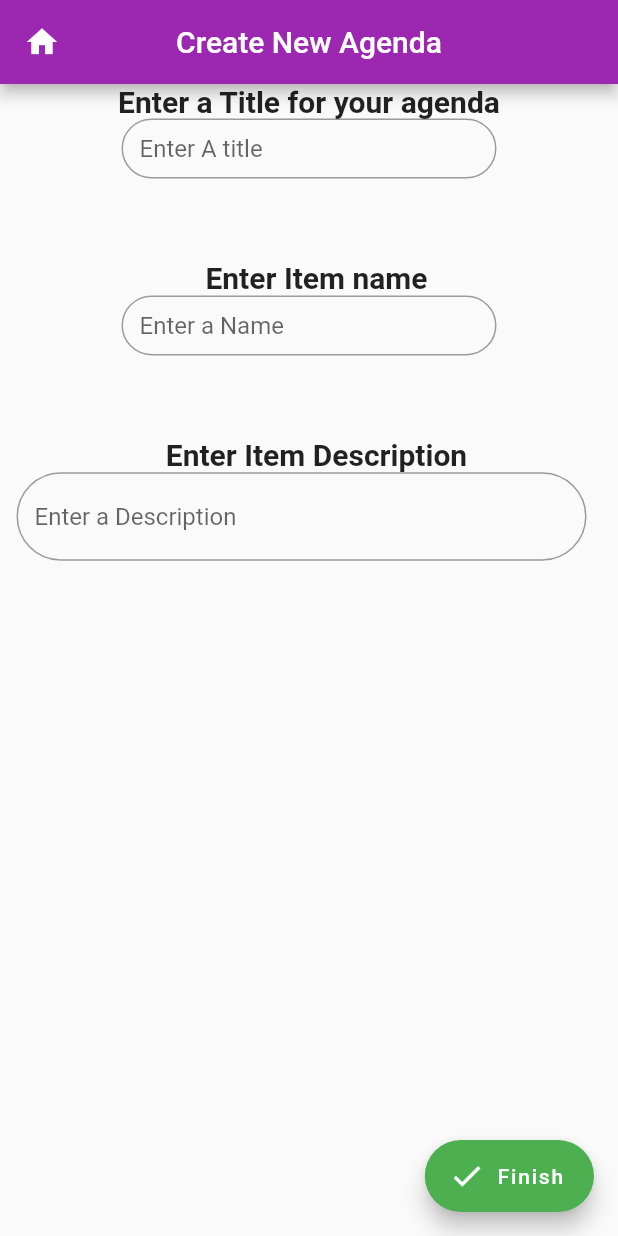
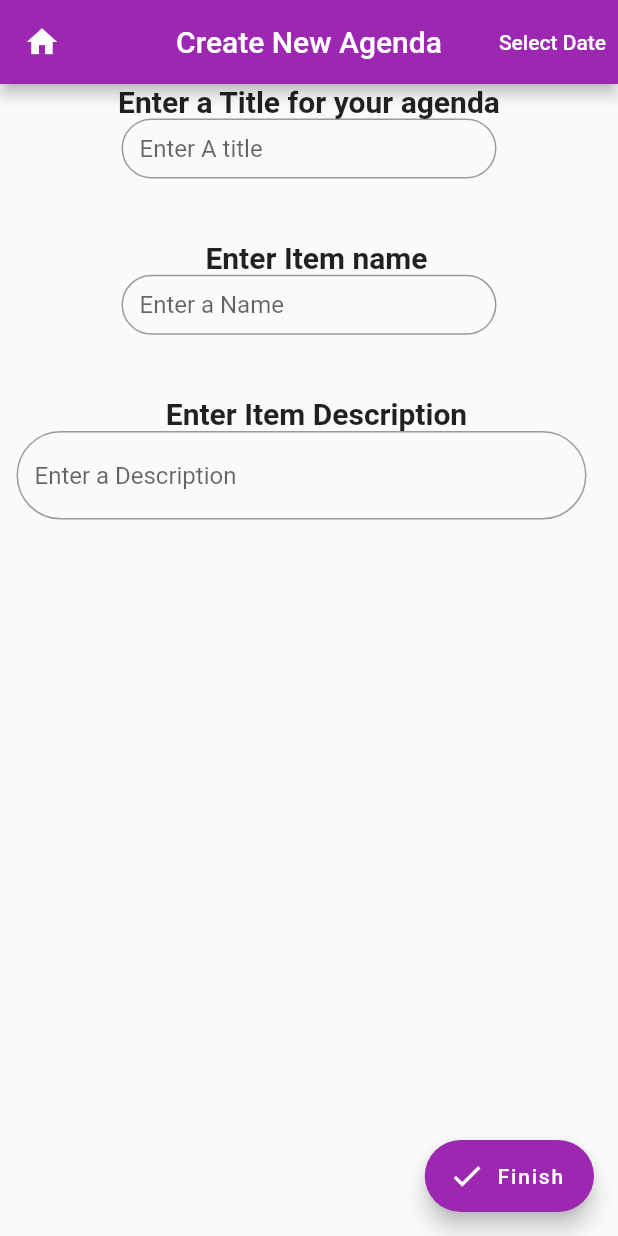
Before and after one commit to Arevir13/ACST_Alex-Iniya_Flutter_App, a Flutter app: the screen it shows once a user with an empty profile is signed in, after a tap on an icon or button, on a phone screen of 412 x 824 dp. Run offline on Flutter 3.47's test engine with Material 2 defaults, Android fonts, the phone set to English and light mode, and no system bars; our stand-ins replace cloud_firestore, firebase_auth, google_sign_in, table_calendar; accounts and stored records are empty; network calls fail.

Commit message:
- Reworked DateTime variables for agenda widget - Visual improvements for Home Screen - DateTime is now functional for items and agendas NOTE: Bug with home button from display screen

```diff
--- a/lib/Custom_Widgets/Agenda_Widget.dart
+++ b/lib/Custom_Widgets/Agenda_Widget.dart
@@ -1,3 +1,4 @@
+//import 'package:intl/intl_browser.dart';
 //This is a class file that is meant to be imported into other files when working
 //with agenda items so those files can have access to all the functions
 //related to the agenda and its items.
@@ -6,12 +7,12 @@ class Agenda {
   List agenda;
   String title;
   int displayIndex;
-  DateTime creationdate;
+  String creationdate;
   Agenda() {
     agenda = <Item>[];
     title = '';
     displayIndex = null;
-    creationdate = DateTime.now();
+    creationdate = DateTime.now().toString();
   }
 //displayIndex methods will be used in the editing screen so it knows
 //what index of the global agenda list to display
@@ -19,8 +20,15 @@ class Agenda {
     displayIndex = i;
   }
 
+  //Because DateTime variables cant be changed we use a string as the variable
+  //and convert it to datetime everytime we want to use it that way it can be
+  //changed freely
   DateTime getCreationDate() {
-    return creationdate;
+    return DateTime.parse(creationdate);
+  }
+
+  void setCreationDate(String d) {
+    creationdate = d;
   }
 
   int getLength() {
--- a/lib/Pages/createNewScreen.dart
+++ b/lib/Pages/createNewScreen.dart
@@ -17,6 +17,8 @@ class CreateNewScreenState extends State<CreateNewScreen> {
   String name;
   String description;
   Agenda agenda;
+
+  String selectedDate = DateTime.now().toString();
 
   //Creating an agenda variable and other variables to pass into agenda
 
@@ -44,13 +46,17 @@ class CreateNewScreenState extends State<CreateNewScreen> {
             }
           },
         ),
+        actions: <Widget>[
+          TextButton(
+            onPressed: _selectDate,
+            child: Text(
+              'Select Date',
+              style: TextStyle(color: Colors.white),
             ),
-      body: Container(
-          alignment: Alignment.center,
-          height: 535,
-          width: 500,
-          //the size of the box containing all the text form fields
-
+          ),
+        ],
+      ),
+      body: Center(
           child: Column(
         //child is a column because columns and rows have the children
         //property which is needed for displaying multiple widgets
@@ -79,7 +85,7 @@ class CreateNewScreenState extends State<CreateNewScreen> {
             padding: EdgeInsets.symmetric(horizontal: 75),
             alignment: Alignment.centerLeft,
             margin: EdgeInsets.only(
-                    bottom: MediaQuery.of(context).size.height / 15),
+                bottom: MediaQuery.of(context).size.height / 20),
           ),
 
           Text(
@@ -106,7 +112,7 @@ class CreateNewScreenState extends State<CreateNewScreen> {
             padding: EdgeInsets.symmetric(horizontal: 75),
             alignment: Alignment.centerLeft,
             margin: EdgeInsets.only(
-                    bottom: MediaQuery.of(context).size.height / 15),
+                bottom: MediaQuery.of(context).size.height / 20),
           ),
 
           Text(
@@ -130,6 +136,7 @@ class CreateNewScreenState extends State<CreateNewScreen> {
             padding: EdgeInsets.fromLTRB(0, 0, 20, 0),
             margin: EdgeInsets.fromLTRB(10, 0, 0, 0),
           ),
+          //Button used to open datepicker menu
         ],
       )),
       floatingActionButton: FloatingActionButton.extended(
@@ -141,6 +148,7 @@ class CreateNewScreenState extends State<CreateNewScreen> {
             return null;
           }
           agenda = Agenda();
+          agenda.setCreationDate(selectedDate);
           agenda.setTitle(getT());
           agenda.addItem(getN(), getDesc(), false, false);
           //the agendaDisplayIndex is set to null by default when the app starts
@@ -165,9 +173,22 @@ class CreateNewScreenState extends State<CreateNewScreen> {
         },
         label: Text('Finish'),
         icon: Icon(Icons.check),
-        backgroundColor: Colors.green[500],
+        backgroundColor: globals.colorSelected.getColor(),
       ),
     );
+  }
+
+  void _selectDate() async {
+    DateTime picked = await showDatePicker(
+      context: context,
+      initialDate: DateTime.parse(selectedDate),
+      firstDate: DateTime(2000),
+      lastDate: DateTime(2025),
+    );
+    if (picked != null && picked != DateTime.parse(selectedDate))
+      setState(() {
+        selectedDate = picked.toString();
+      });
   }
 
 //Below are the methods for setting values used in the text form fields
--- a/lib/Pages/displayScreen.dart
+++ b/lib/Pages/displayScreen.dart
@@ -54,6 +54,7 @@ class DisplayScreenState extends State<DisplayScreen> {
                       //to pull up the correct agenda
                       globals.currentIndex = agenda.getDisplayIndex();
                       Navigator.of(context).pushNamed('/editingScreen');
+                      globals.pagesPushed++;
                     },
                     icon: Icon(Icons.edit),
 
--- a/lib/Pages/homeScreen.dart
+++ b/lib/Pages/homeScreen.dart
@@ -61,9 +61,7 @@ class HomeScreenState extends State<HomeScreen> {
         floatingActionButton: FloatingActionButton(
           //create new button ("+" at the bottom of the screen)
           onPressed: () {
-            Navigator.of(
-              context,
-            ).pushNamed('/createNewScreen');
+            Navigator.of(context).pushNamed('/createNewScreen');
             globals.pagesPushed++;
           },
           child: Text('+',
@@ -73,12 +71,14 @@ class HomeScreenState extends State<HomeScreen> {
               )),
           backgroundColor: globals.colorSelected.getColor(),
         ),
-        body: Center(
+        body: Container(
+            color: Colors.white,
             child: Column(
               //child is a column widget because the buttons will be
               //displayed in a column format
               children: <Widget>[
                 //children of type widget
+                Container(height: MediaQuery.of(context).size.height / 8),
                 TextButton.icon(
                   //button to bring to Calendar Screen
                   onPressed: () {
@@ -91,8 +91,13 @@ class HomeScreenState extends State<HomeScreen> {
                   ),
                   style: ButtonStyle(
                     overlayColor: MaterialStateProperty.all(Colors.blue),
-                padding: MaterialStateProperty.all(
-                    const EdgeInsets.fromLTRB(0, 20, 0, 0)),
+                    shape: MaterialStateProperty.all<RoundedRectangleBorder>(
+                        RoundedRectangleBorder(
+                            borderRadius: BorderRadius.circular(18.0),
+                            side: BorderSide(color: Colors.black, width: 1))),
+                    backgroundColor: MaterialStateProperty.all(
+                        globals.colorSelected.getColor()),
+                    padding: MaterialStateProperty.all(const EdgeInsets.all(7)),
                   ),
                   label: Text(
                     'View Calendar',
@@ -104,6 +109,7 @@ class HomeScreenState extends State<HomeScreen> {
                     ),
                   ),
                 ),
+                Container(height: MediaQuery.of(context).size.height / 8),
                 TextButton.icon(
                   //button to bring to viewUnfinished Screen
                   onPressed: () {
@@ -115,8 +121,13 @@ class HomeScreenState extends State<HomeScreen> {
                     color: Colors.black,
                   ),
                   style: ButtonStyle(
-                padding: MaterialStateProperty.all(
-                    const EdgeInsets.fromLTRB(0, 30, 0, 0)),
+                    shape: MaterialStateProperty.all<RoundedRectangleBorder>(
+                        RoundedRectangleBorder(
+                            borderRadius: BorderRadius.circular(18.0),
+                            side: BorderSide(color: Colors.black, width: 1))),
+                    backgroundColor: MaterialStateProperty.all(
+                        globals.colorSelected.getColor()),
+                    padding: MaterialStateProperty.all(const EdgeInsets.all(7)),
                     overlayColor: MaterialStateProperty.all(Colors.blue),
                   ),
 
@@ -130,6 +141,7 @@ class HomeScreenState extends State<HomeScreen> {
                     ),
                   ),
                 ),
+                Container(height: MediaQuery.of(context).size.height / 8),
                 TextButton.icon(
                   //button to bring to displayScreen
                   onPressed: () {
@@ -141,8 +153,14 @@ class HomeScreenState extends State<HomeScreen> {
                     color: Colors.black,
                   ),
                   style: ButtonStyle(
-                padding: MaterialStateProperty.all(
-                    const EdgeInsets.fromLTRB(0, 30, 0, 0)),
+                    shape: MaterialStateProperty.all<RoundedRectangleBorder>(
+                        RoundedRectangleBorder(
+                            borderRadius: BorderRadius.circular(18.0),
+                            side: BorderSide(color: Colors.black, width: 1))),
+                    backgroundColor: MaterialStateProperty.all(
+                        globals.colorSelected.getColor()),
+                    padding: MaterialStateProperty.all(const EdgeInsets.all(7)),
+                    overlayColor: MaterialStateProperty.all(Colors.blue),
                   ),
                   label: Text(
                     'View Agendas',
```
Also changed, not shown: lib/Pages/editingScreen.dart (+19 -26 lines). Lines whose indentation alone changed are shown as unchanged.
